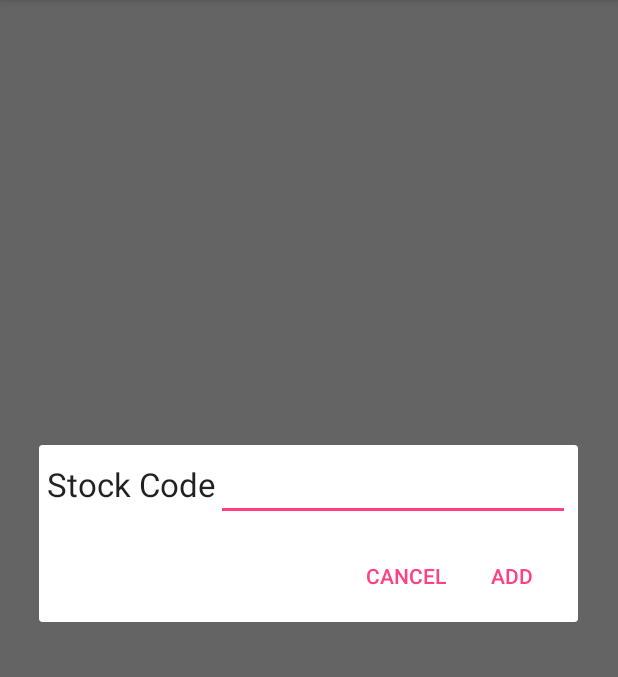
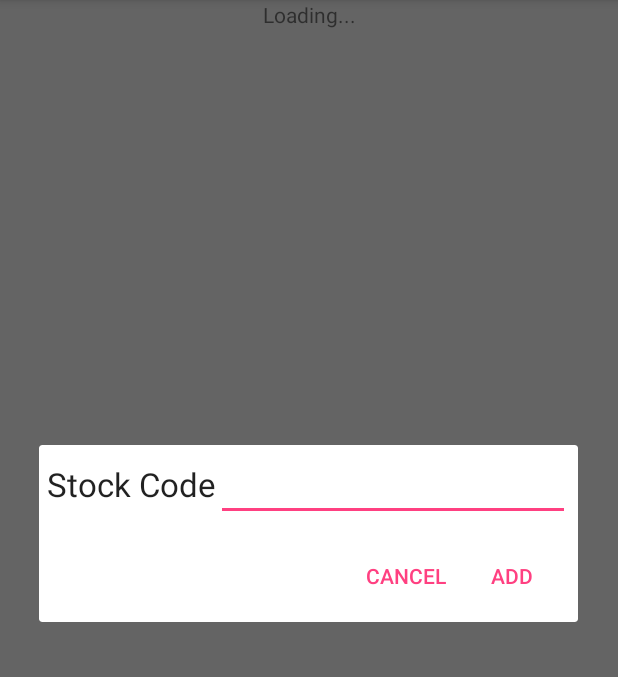
Before and after one commit to owq/sgxstocks, an Android app: the screen it shows after launch (TradeInfoActivity), after a tap on "Add Stock Code", on a phone screen of 412 x 824 dp, the part 84-761 px from its top. Run offline under Robolectric (Android 15) with nearby library versions, the phone set to English and light mode, and no system bars; network calls fail; pictures from the network do not load.

Commit message:
Use top bar instead of a snackbar (which blocks the view) Loading text

```diff
--- a/app/src/main/java/com/wqlabs/sgxstocks/TradeInfoActivity.java
+++ b/app/src/main/java/com/wqlabs/sgxstocks/TradeInfoActivity.java
@@ -8,6 +8,7 @@ import android.support.v7.app.AppCompatActivity;
 import android.view.Menu;
 import android.view.MenuItem;
 import android.widget.ExpandableListView;
+import android.widget.TextView;
 
 import java.io.IOException;
 import java.util.TreeSet;
@@ -35,6 +36,8 @@ public class TradeInfoActivity extends AppCompatActivity implements AddStockFrag
         final ExpandableListView v = getTradeListView();
         v.setGroupIndicator(null);
 
+        getTopView().setText("Loading...");
+
         AsyncTask<Object,Object,TradeData> task = new AsyncTask<Object, Object, TradeData>() {
 
             @Override
@@ -61,8 +64,13 @@ public class TradeInfoActivity extends AppCompatActivity implements AddStockFrag
         task.execute();
     }
 
+    private TextView getTopView() {
+        return (TextView)findViewById(R.id.topView);
+    }
+
     private void loadTradeData(TradeData tradeData) {
-        Snackbar.make(getTradeListView(), tradeData.getTimeStamp(), Snackbar.LENGTH_INDEFINITE).show();
+//        Snackbar.make(getTradeListView(), tradeData.getTimeStamp(), Snackbar.LENGTH_INDEFINITE).show();
+        getTopView().setText(tradeData.getTimeStamp());
         this.tradeModel = new FilteredTradeViewModel(tradeData);
     }
 
--- a/app/src/main/res/layout/activity_trade_info_classic.xml
+++ b/app/src/main/res/layout/activity_trade_info_classic.xml
@@ -3,8 +3,16 @@
     android:orientation="vertical" android:layout_width="match_parent"
     android:layout_height="match_parent">
 
+    <TextView
+        android:layout_width="match_parent"
+        android:layout_height="wrap_content"
+        android:id="@+id/topView"
+        android:layout_gravity="center_horizontal"
+        android:textAlignment="center" />
+
     <include
         android:layout_width="match_parent"
-        android:layout_height="match_parent"
+        android:layout_height="fill_parent"
         layout="@layout/content_trade_info" />
+
 </LinearLayout>
```
